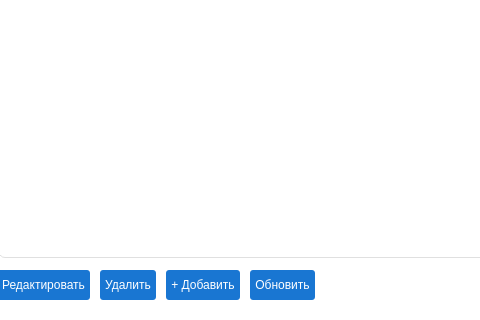
Panamka207/applicant_tracking, file ui/main_window.ui: the form before one commit; both pictures show x 142 to 622 and y 452 to 772 of the 1196 by 772 pixel window.
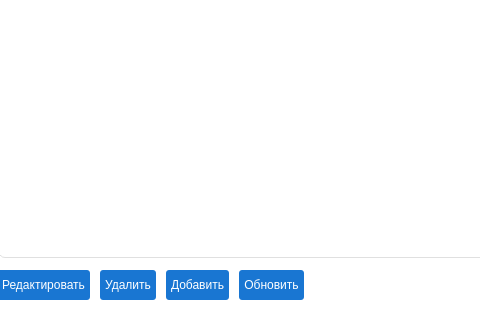
The form after the commit. The open tabs and pages were chosen to show the change.

The edit to the form file:
```diff
--- a/ui/main_window.ui
+++ b/ui/main_window.ui
@@ -979,7 +979,7 @@
           <item>
            <widget class="QPushButton" name="btnAddApplication">
             <property name="text">
-             <string>+ Добавить</string>
+             <string>Добавить</string>
             </property>
            </widget>
           </item>
```
Left out of the diff: 6 changed lines with no effect on the pictures.
